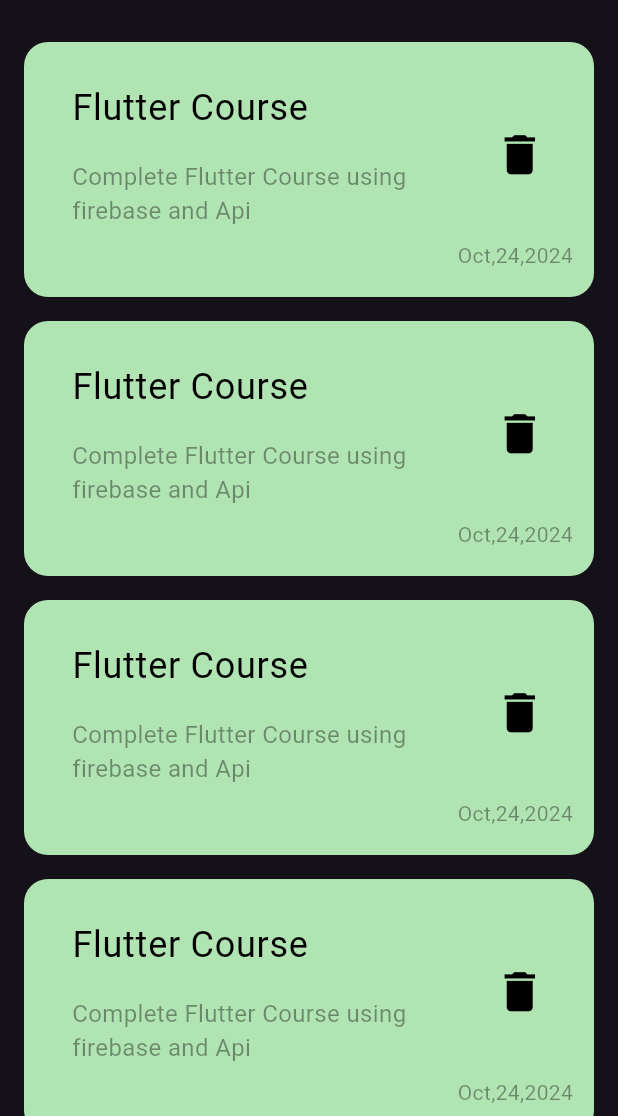
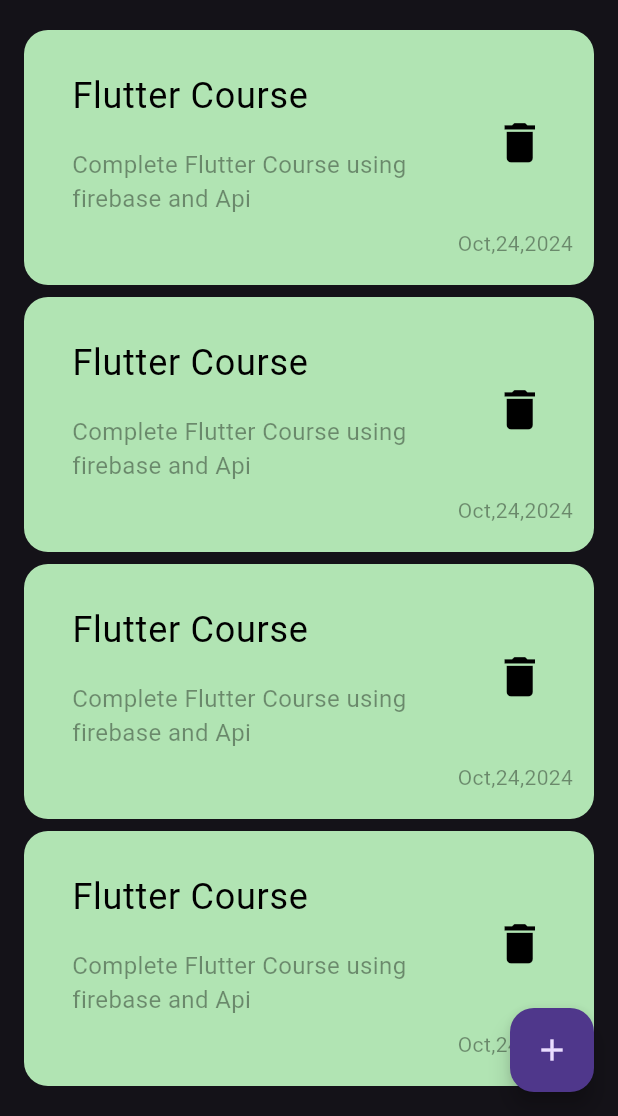
Before and after one commit to Donia-Abd-ElNasser/To-Do-Application, a Flutter app: the screen it shows after launch, on a phone screen of 412 x 824 dp, the part 120-1236 px from its top. Run offline on Flutter 3.47's test engine with Material 3 defaults, Android fonts, the phone set to English and light mode, and no system bars.

Commit message:
Bottom Sheet

```diff
--- a/lib/views/notes_view.dart
+++ b/lib/views/notes_view.dart
@@ -1,6 +1,7 @@
 import 'package:flutter/material.dart';
+import 'package:noteapp/widgets/add_note_buttom.dart';
 import 'package:noteapp/widgets/notes_list_view.dart';
-import 'package:noteapp/widgets/notes_widget.dart';
+
 
 import '../widgets/custom_appBar.dart';
 
@@ -9,7 +10,14 @@ class NotesView extends StatelessWidget {
 
   @override
   Widget build(BuildContext context) {
-    return const Scaffold(
+    return  Scaffold(
+      floatingActionButton: FloatingActionButton(onPressed: ()
+      {
+        showModalBottomSheet(context: context, builder: (context){
+          return AddNoteButtomSheet();
+        },);
+      },
+      child: Icon(Icons.add),),
       body:Padding(
         padding:  EdgeInsets.only(top:40,left: 16,right: 16),
         child: Column(
--- a/lib/widgets/notes_list_view.dart
+++ b/lib/widgets/notes_list_view.dart
@@ -6,11 +6,17 @@ class NotesListView extends StatelessWidget {
 
   @override
   Widget build(BuildContext context) {
-    return ListView.builder(itemBuilder: (context,index){
-      return Padding(
-        padding: const EdgeInsets.symmetric(vertical: 8),
-        child: NotesWidget(),
-      );
-    });
+    return Padding(
+      padding: const EdgeInsets.only(bottom: 16),
+      child: ListView.builder(
+        padding: EdgeInsets.zero,
+        itemBuilder: (context,index){
+
+        return const Padding(
+          padding: const EdgeInsets.only(bottom: 8),
+          child: NotesWidget(),
+        );
+      }),
+    );
   }
 }
```
Also changed, not shown: lib/widgets/add_note_buttom.dart (added, +10 -0 lines).
